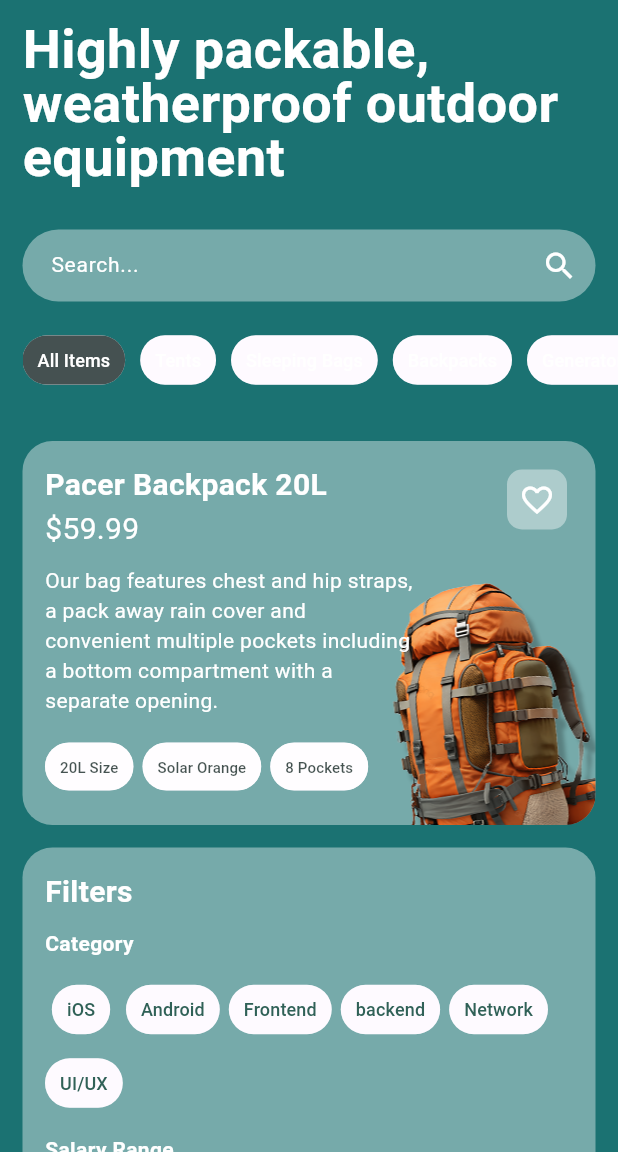
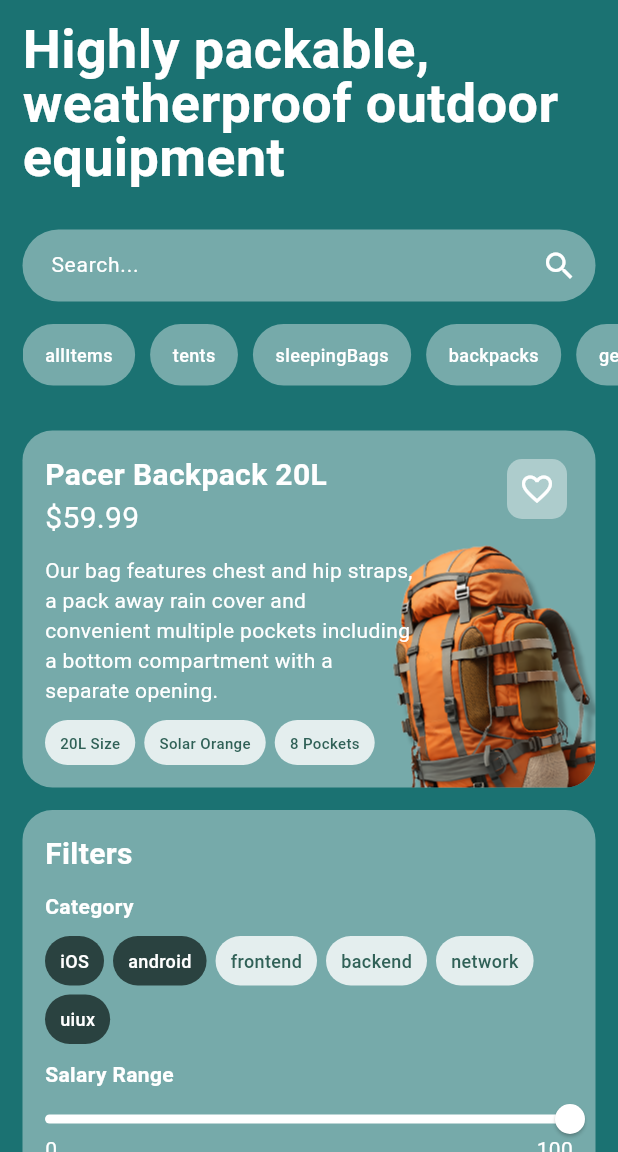
Before and after one commit to Oluwaferanmi-Michael/Danihel-Test, a Flutter app: the screen it shows after launch, on a phone screen of 412 x 824 dp, the part 84-1236 px from its top. Run offline on Flutter 3.47's test engine with Material 3 defaults, Android fonts, the phone set to English and light mode, and no system bars; our stand-ins replace freezed_annotation, get_it.

Commit message:
provider state management

```diff
--- /dev/null
+++ b/daniheltest/lib/core/domain/enums/enums.dart
@@ -0,0 +1,7 @@
+enum Level { entry, mid, staff, senior, manager }
+
+enum ProductCategory { allItems, tents, sleepingBags, backpacks, generators }
+
+enum DeveloperCategory { iOS, android, frontend, backend, network, uiux }
+
+enum ProductTags { entry, mid, staff, senior, manager }
--- /dev/null
+++ b/daniheltest/lib/core/domain/product.dart
@@ -0,0 +1,26 @@
+import 'package:freezed_annotation/freezed_annotation.dart';
+
+part 'product.freezed.dart';
+// part 'product.g.dart';
+
+@freezed
+class Product with _$Product {
+  @override
+  final String title;
+  @override
+  final double price;
+  @override
+  final String description;
+  @override
+  final List<String> productTags;
+  @override
+  bool isFavourite;
+
+  Product({
+    required this.title,
+    required this.price,
+    required this.description,
+    required this.productTags,
+    this.isFavourite = false,
+  });
+}
--- /dev/null
+++ b/daniheltest/lib/core/providers/filter_providers.dart
@@ -0,0 +1,50 @@
+import 'package:daniheltest/core/domain/enums/enums.dart';
+import 'package:flutter/material.dart';
+
+class SalaryRangeProvider with ChangeNotifier {
+  double salaryValue;
+
+  SalaryRangeProvider({this.salaryValue = 100});
+
+  void changeSalary(double value) {
+    salaryValue = value;
+    notifyListeners();
+  }
+}
+
+class LevelProvider with ChangeNotifier {
+  Level level;
+
+  LevelProvider({this.level = Level.mid});
+
+  void changeLevel(level) {
+    this.level = level;
+    notifyListeners();
+  }
+}
+
+class DeveloperCategoryProvider with ChangeNotifier {
+  List<DeveloperCategory> _categories = [
+    DeveloperCategory.uiux,
+    DeveloperCategory.android,
+    DeveloperCategory.iOS,
+  ];
+
+  List<DeveloperCategory> get categories => _categories;
+
+  set categories(DeveloperCategory category) {
+    _categories.add(category);
+    notifyListeners();
+  }
+
+  void addCategories(DeveloperCategory devCategory) {
+    if (categories.contains(devCategory)) {
+      categories.remove(devCategory);
+      notifyListeners();
+    } else {
+      // List<DeveloperCategory> list = [devCategory, ...categories!];
+      categories = devCategory;
+      //  = list;
+    }
+  }
+}
--- /dev/null
+++ b/daniheltest/lib/core/providers/product_provider.dart
@@ -0,0 +1,21 @@
+
+
+import 'package:daniheltest/core/domain/product.dart';
+import 'package:flutter/material.dart';
+
+class ProductProvider with ChangeNotifier {
+  Product _product = Product(
+      title: 'Pacer Backpack 20L', price: 59.99, description: 'Our bag features chest and hip straps, a pack away rain cover and convenient multiple pockets including a bottom compartment with a separate opening.', productTags: ['20L Size', 'Solar Orange', '8 Pockets'], isFavourite: false
+      );
+
+
+  Product get product => _product;
+  set product(Product newProduct) => _product = newProduct;
+
+
+  void changeFavourite(Product newProduct) {
+    product.isFavourite = !product.isFavourite ;
+    product = newProduct.copyWith(isFavourite: !product.isFavourite);
+    notifyListeners();
+  }
+}
--- /dev/null
+++ b/daniheltest/lib/core/providers/user_provider.dart
@@ -0,0 +1,22 @@
+import 'package:daniheltest/core/domain/product.dart';
+import 'package:flutter/material.dart';
+
+class UserProvider with ChangeNotifier {
+  List<Product> _favourites = [];
+
+  List<Product> get favourites => _favourites;
+
+  set favourites(Product product) {
+    _favourites.add(product);
+    notifyListeners();
+  }
+
+  void updateFavourite(Product product) {
+    if (favourites.contains(product)) {
+      _favourites.remove(product);
+      notifyListeners();
+    } else {
+      favourites = product;
+    }
+  }
+}
--- a/daniheltest/lib/injection_container.dart
+++ b/daniheltest/lib/injection_container.dart
@@ -1,4 +1,4 @@
-import 'package:daniheltest/styles/app_text.dart';
+import 'package:daniheltest/util/styles/app_text.dart';
 import 'package:get_it/get_it.dart';
 
 final getIt = GetIt.instance;
--- a/daniheltest/lib/main.dart
+++ b/daniheltest/lib/main.dart
@@ -1,14 +1,29 @@
+import 'package:daniheltest/core/providers/filter_providers.dart';
+import 'package:daniheltest/core/providers/product_provider.dart';
+import 'package:daniheltest/core/providers/user_provider.dart';
 import 'package:daniheltest/injection_container.dart';
 import 'package:daniheltest/page/item_screen.dart';
-import 'package:daniheltest/styles/theme.dart';
+import 'package:daniheltest/util/styles/theme.dart';
 import 'package:daniheltest/widgets/shared/app_scaffold.dart';
 import 'package:flutter/material.dart';
-import 'package:get_it/get_it.dart';
+import 'package:provider/provider.dart';
 
 void main() {
-
   dependencySetup();
-  runApp(const MainApp());
+  runApp(
+    MultiProvider(
+      providers: [
+        ChangeNotifierProvider(create: (context) => UserProvider()),
+        ChangeNotifierProvider(create: (context) => ProductProvider()),
+        ChangeNotifierProvider(create: (context) => SalaryRangeProvider()),
+        ChangeNotifierProvider(create: (context) => LevelProvider()),
+        ChangeNotifierProvider(
+          create: (context) => DeveloperCategoryProvider(),
+        ),
+      ],
+      child: const MainApp(),
+    ),
+  );
 }
 
 class MainApp extends StatelessWidget {
--- a/daniheltest/lib/page/item_screen.dart
+++ b/daniheltest/lib/page/item_screen.dart
@@ -1,6 +1,9 @@
+import 'package:daniheltest/core/domain/enums/enums.dart';
 import 'package:daniheltest/injection_container.dart';
+import 'package:daniheltest/util/styles/colors.dart';
 import 'package:daniheltest/widgets/filter_widget.dart';
 import 'package:daniheltest/widgets/item_description.dart';
+import 'package:daniheltest/widgets/shared/app_chips.dart';
 import 'package:daniheltest/widgets/shared/app_scaffold.dart';
 import 'package:flutter/material.dart';
 
@@ -32,7 +35,7 @@ class _ItemScreenState extends State<ItemScreen> {
           child: Image.asset('assets/images/target_logo_white.png'),
         ),
         leadingWidth: 48,
-        actions: [Icon(Icons.menu, color: Colors.white)],
+        actions: [Icon(Icons.menu, color: AppColors.white)],
       ),
       child: SingleChildScrollView(
         child: Column(
@@ -43,7 +46,7 @@ class _ItemScreenState extends State<ItemScreen> {
               child: Text(
                 'Highly packable, weatherproof outdoor equipment',
                 style: TextStyle(
-                  color: Colors.white,
+                  color: AppColors.white,
                   fontSize: 36,
                   fontWeight: FontWeight.w700,
                   height: 1,
@@ -58,7 +61,7 @@ class _ItemScreenState extends State<ItemScreen> {
                   child: TextField(
                     controller: searchController,
                     keyboardType: TextInputType.text,
-                    cursorColor: Colors.white,
+                    cursorColor: AppColors.white,
                     style: $appTextStyles.paragraph,
                     decoration: InputDecoration(
                       contentPadding: EdgeInsets.symmetric(
@@ -72,7 +75,7 @@ class _ItemScreenState extends State<ItemScreen> {
                       ),
                       filled: true,
                       suffixIcon: Icon(Icons.search),
-                      suffixIconColor: Colors.white,
+                      suffixIconColor: AppColors.white,
                       hintText: 'Search...',
                       hintStyle: $appTextStyles.paragraph,
                       fillColor: Color.fromRGBO(255, 255, 255, 0.4),
@@ -86,28 +89,8 @@ class _ItemScreenState extends State<ItemScreen> {
                     scrollDirection: Axis.horizontal,
                     child: Row(
                       spacing: 10,
-                      children: campingItems
-                          .map(
-                            (e) => ActionChip(
-                              label: Text(e),
-                              color: WidgetStatePropertyAll(
-                                e == 'All Items'
-                                    ? Color.fromRGBO(23, 40, 37, 0.8)
-                                    : Color.from(
-                                        alpha: .4,
-                                        blue: 1,
-                                        green: 1,
-                                        red: 1,
-                                      ),
-                              ),
-
-                              labelStyle: $appTextStyles.mediumTag.copyWith(
-                                color: Colors.white,
-                              ),
-
-                              onPressed: () {},
-                            ),
-                          )
+                      children: ProductCategory.values
+                          .map((e) => AppChips(label: e.name))
                           .toList(),
                     ),
                   ),
@@ -123,11 +106,3 @@ class _ItemScreenState extends State<ItemScreen> {
     );
   }
 }
-
-final campingItems = [
-  'All Items',
-  'Tents',
-  'Sleeping Bags',
-  'Backpacks',
-  'Generators',
-];
--- a/daniheltest/lib/styles/theme.dart
+++ /dev/null
@@ -1,19 +0,0 @@
-import 'package:flutter/material.dart';
-
-final ThemeData appTheme = ThemeData(
-
-  chipTheme: ChipThemeData(
-    selectedColor: Color.fromRGBO(23, 40, 37, 0.8),
-
-    padding: EdgeInsets.symmetric(vertical: 8, horizontal: 10),
-    shape: StadiumBorder(),
-    backgroundColor: Color.fromRGBO(255, 255, 255, 0.8),
-    side: BorderSide.none,
-    labelPadding: EdgeInsets.zero,
-  ),
-
-  radioTheme: RadioThemeData(
-    fillColor: WidgetStateProperty.all(Colors.white),
-    backgroundColor: WidgetStateProperty.all(Colors.white),
-  ),
-);
--- /dev/null
+++ b/daniheltest/lib/util/constants/strings.dart
@@ -0,0 +1,12 @@
+
+import 'package:flutter/foundation.dart';
+
+@immutable
+class Strings{
+const Strings._();
+
+static const header = 'Highly packable, weatherproof outdoor equipment';
+static const item = 'Pacer Backpack 20L';
+static const itemPrice = '\$59.99';
+static const itemDescription = 'Our bag features chest and hip straps, a pack away rain cover and convenient multiple pockets including a bottom compartment with a separate opening.';
+}
--- a/daniheltest/lib/styles/app_text.dart
+++ b/daniheltest/lib/util/styles/app_text.dart
@@ -47,6 +47,7 @@ class AppText {
   late final TextStyle mediumTag = _createFont(
     TextStyle(color: Color(0xFF306157)),
     fontSize: 12,
+    fontWeight: FontWeight.w500,
   );
   late final TextStyle paragraph = _createFont(
     TextStyle(color: Colors.white),
--- /dev/null
+++ b/daniheltest/lib/util/styles/colors.dart
@@ -0,0 +1,10 @@
+import 'package:flutter/material.dart';
+
+class AppColors {
+  static const scaffoldBackground = Color.fromRGBO(27, 114, 114, 1);
+  static const whiteBackground40 = Color.fromRGBO(255, 255, 255, .4);
+  static const whiteBackground80 = Color.fromRGBO(255, 255, 255, .8);
+  static const greenCTA = Color.fromRGBO(23, 40, 37, 0.8);
+  static const tagColor = Color(0xFF306157);
+  static const white = Colors.white;
+}
--- /dev/null
+++ b/daniheltest/lib/util/styles/theme.dart
@@ -0,0 +1,12 @@
+import 'package:daniheltest/util/styles/colors.dart';
+import 'package:flutter/material.dart';
+
+final ThemeData appTheme = ThemeData(
+
+
+  radioTheme: RadioThemeData(
+    fillColor: WidgetStateProperty.all(AppColors.white),
+
+
+  ),
+);
--- a/daniheltest/lib/widgets/filter_widget.dart
+++ b/daniheltest/lib/widgets/filter_widget.dart
@@ -1,5 +1,10 @@
+import 'package:daniheltest/core/domain/enums/enums.dart';
+import 'package:daniheltest/core/providers/filter_providers.dart';
 import 'package:daniheltest/injection_container.dart';
+import 'package:daniheltest/util/styles/colors.dart';
+import 'package:daniheltest/widgets/shared/app_chips.dart';
 import 'package:flutter/material.dart';
+import 'package:provider/provider.dart';
 
 class FilterWidget extends StatelessWidget {
   const FilterWidget({super.key});
@@ -19,21 +24,47 @@ class FilterWidget extends StatelessWidget {
         crossAxisAlignment: CrossAxisAlignment.start,
         children: [
           Text('Filters', style: $appTextStyles.h2),
+          Column(
+            spacing: 10,
+            crossAxisAlignment: CrossAxisAlignment.start,
+            children: [
               Text('Category', style: $appTextStyles.h3),
 
               //
               Wrap(
                 spacing: 6,
-            runSpacing: 1,
-            children: category
-                .map(
-                  (e) => FilterChip(
-                    backgroundColor: Color.fromRGBO(255, 255, 255, .4),
-                    onSelected: (value) {},
-                    label: Text(e, style: $appTextStyles.mediumTag),
+                runSpacing: 6,
+                children: DeveloperCategory.values.map((e) {
+                  final categories = context
+                      .watch<DeveloperCategoryProvider>()
+                      .categories;
+
+                  Color color = categories.contains(e)
+                      ? AppColors.greenCTA
+                      : AppColors.whiteBackground80;
+
+                  Color labelColor = categories.contains(e)
+                      ? AppColors.white
+                      : AppColors.tagColor;
+
+                  return AppChips(
+                    onTap: () {
+                      context.read<DeveloperCategoryProvider>().addCategories(
+                        e,
+                      );
+                    },
+                    label: e.name,
+                    backgroundColor: color,
+                    labelColor: labelColor,
+                    labelStyle: $appTextStyles.mediumTag,
+                    labelPadding: EdgeInsets.symmetric(
+                      horizontal: 10,
+                      vertical: 8,
                     ),
-                )
-                .toList(),
+                  );
+                }).toList(),
+              ),
+            ],
           ),
 
           //
@@ -43,12 +74,14 @@ class FilterWidget extends StatelessWidget {
             children: [
               Slider(
                 padding: EdgeInsets.zero,
-                value: 25,
-                onChanged: (value) {},
+                value: context.watch<SalaryRangeProvider>().salaryValue,
+                onChanged: (value) {
+                  context.read<SalaryRangeProvider>().changeSalary(value);
+                },
                 divisions: 7,
                 min: 0,
                 max: 100,
-                activeColor: Colors.white,
+                activeColor: AppColors.white,
                 secondaryActiveColor: Color.fromRGBO(255, 255, 255, 0.4),
               ),
               Row(
@@ -64,20 +97,20 @@ class FilterWidget extends StatelessWidget {
           //
           Text('Level', style: $appTextStyles.h3),
           Wrap(
-            children: level
+            children: Level.values
                 .map(
-                  (e) => Row(
+                  (e) => RadioGroup<Level>(
+                    groupValue: context.watch<LevelProvider>().level,
+                    onChanged: (value) {
+                      context.read<LevelProvider>().changeLevel(value);
+                    },
+                    child: Row(
                       mainAxisSize: MainAxisSize.min,
                       children: [
-                      Radio(
-                        value: e,
-                        // activeColor: Colors.white,
-
-                        // fillColor: WidgetStatePropertyAll(Colors.white),
-                        // enabled: true,
+                        Radio(value: e),
+                        Text(e.name, style: $appTextStyles.paragraph),
+                      ],
                     ),
-                      Text(e, style: $appTextStyles.paragraph),
-                    ],
                   ),
                 )
                 .toList(),
@@ -101,7 +134,7 @@ class FilterWidget extends StatelessWidget {
                     backgroundColor: WidgetStateProperty.all(
                       Color.fromRGBO(23, 40, 37, 0.8),
                     ),
-                    foregroundColor: WidgetStateProperty.all(Colors.white),
+                    foregroundColor: WidgetStateProperty.all(AppColors.white),
                     shape: WidgetStateProperty.all(StadiumBorder()),
                   ),
                   child: Text('Save', style: $appTextStyles.button),
@@ -114,6 +147,3 @@ class FilterWidget extends StatelessWidget {
     );
   }
 }
-
-final category = ['iOS', 'Android', 'Frontend', 'backend', 'Network', 'UI/UX'];
-final level = ['Entry', 'Mid', 'Staff', 'Senior', 'Manager'];
--- a/daniheltest/lib/widgets/item_description.dart
+++ b/daniheltest/lib/widgets/item_description.dart
@@ -1,11 +1,19 @@
+import 'package:daniheltest/core/providers/product_provider.dart';
+import 'package:daniheltest/core/providers/user_provider.dart';
+
 import 'package:daniheltest/injection_container.dart';
+import 'package:daniheltest/util/styles/colors.dart';
+import 'package:daniheltest/widgets/shared/app_chips.dart';
 import 'package:flutter/material.dart';
+import 'package:provider/provider.dart';
 
 class ItemDescription extends StatelessWidget {
   const ItemDescription({super.key});
 
   @override
   Widget build(BuildContext context) {
+    final productDetail = context.watch<ProductProvider>().product;
+    final userFavourites = context.watch<UserProvider>().favourites;
     return Container(
       margin: EdgeInsets.symmetric(horizontal: 15),
       decoration: BoxDecoration(
@@ -38,18 +46,29 @@ class ItemDescription extends StatelessWidget {
                       crossAxisAlignment: CrossAxisAlignment.start,
                       mainAxisSize: MainAxisSize.min,
                       children: [
-                        Text('Pacer Backpack 20L', style: $appTextStyles.h2),
-                        Text('\$59.99', style: $appTextStyles.h2_2),
+                        Text(productDetail.title, style: $appTextStyles.h2),
+                        Text(
+                          '\$${productDetail.price}',
+                          style: $appTextStyles.h2_2,
+                        ),
                       ],
                     ),
                     IconButton(
-                      onPressed: () {},
-                      icon: Icon(Icons.favorite_border_outlined),
+                      onPressed: () {
+                        context.read<UserProvider>().updateFavourite(
+                          productDetail,
+                        );
+                      },
+                      icon: userFavourites.contains(productDetail)
+                          ? Icon(Icons.favorite)
+                          : Icon(Icons.favorite_border_outlined),
                       style: ButtonStyle(
                         backgroundColor: WidgetStateProperty.all(
                           Color.fromRGBO(255, 255, 255, .4),
                         ),
-                        foregroundColor: WidgetStateProperty.all(Colors.white),
+                        foregroundColor: WidgetStateProperty.all(
+                          AppColors.white,
+                        ),
                         shape: WidgetStateProperty.all(
                           RoundedRectangleBorder(
                             borderRadius: BorderRadiusGeometry.circular(10),
@@ -62,7 +81,7 @@ class ItemDescription extends StatelessWidget {
                 SizedBox(
                   width: MediaQuery.sizeOf(context).width * .6,
                   child: Text(
-                    'Our bag features chest and hip straps, a pack away rain cover and convenient multiple pockets including a bottom compartment with a separate opening.',
+                    productDetail.description,
                     style: $appTextStyles.paragraph,
                   ),
                 ),
@@ -70,10 +89,17 @@ class ItemDescription extends StatelessWidget {
                 //
                 Wrap(
                   spacing: 6,
-                  children: category
+                  children: productDetail.productTags
                       .map(
-                        (e) => Chip(
-                          label: Text(e, style: $appTextStyles.smallTag),
+                        (e) => AppChips(
+                          label: e,
+                          backgroundColor: AppColors.whiteBackground80,
+                          labelColor: AppColors.tagColor,
+                          labelStyle: $appTextStyles.smallTag,
+                          labelPadding: EdgeInsets.symmetric(
+                            horizontal: 10,
+                            vertical: 8,
+                          ),
                         ),
                       )
                       .toList(),
@@ -90,5 +116,3 @@ class ItemDescription extends StatelessWidget {
     );
   }
 }
-
-final category = ['20L Size', 'Solar Orange', '8 Pockets'];
--- /dev/null
+++ b/daniheltest/lib/widgets/shared/app_chips.dart
@@ -0,0 +1,50 @@
+import 'package:daniheltest/injection_container.dart';
+import 'package:daniheltest/util/styles/colors.dart';
+import 'package:flutter/material.dart';
+
+class AppChips extends StatelessWidget {
+  const AppChips({
+    super.key,
+    this.onTap,
+    required this.label,
+    this.labelStyle,
+    this.labelColor = AppColors.white,
+    this.backgroundColor = AppColors.whiteBackground40,
+    this.isSelected = false,
+    this.labelPadding = const EdgeInsets.symmetric(horizontal: 15, vertical: 12),
+    this.onSelected,
+  });
+
+  final String label;
+  final void Function()? onTap;
+  final void Function({bool selected})? onSelected;
+  final TextStyle? labelStyle;
+  final Color? backgroundColor;
+  final Color? labelColor;
+
+  final bool? isSelected;
+
+  final EdgeInsets? labelPadding;
+
+  void select() => onSelected;
+
+  @override
+  Widget build(BuildContext context) {
+    return GestureDetector(
+      onTap: onTap,
+      child: Container(
+        padding: labelPadding,
+        decoration: BoxDecoration(
+          borderRadius: BorderRadius.circular(32),
+          color: backgroundColor,
+        ),
+        child: Text(
+          label,
+          style:
+              labelStyle?.copyWith(color: labelColor) ??
+              $appTextStyles.mediumTag.copyWith(color: AppColors.white),
+        ),
+      ),
+    );
+  }
+}
--- a/daniheltest/lib/widgets/shared/app_scaffold.dart
+++ b/daniheltest/lib/widgets/shared/app_scaffold.dart
@@ -1,3 +1,4 @@
+import 'package:daniheltest/util/styles/colors.dart';
 import 'package:flutter/material.dart';
 
 class AppScaffold extends StatelessWidget {
@@ -22,7 +23,7 @@ class AppScaffold extends StatelessWidget {
           ),
         ),
         Scaffold(
-          backgroundColor: Color.fromRGBO(27, 114, 114, 1),
+          backgroundColor: AppColors.scaffoldBackground,
 
           appBar: appBar,
           body: child,
--- a/daniheltest/pubspec.yaml
+++ b/daniheltest/pubspec.yaml
@@ -12,14 +12,15 @@ dependencies:
   freezed: ^3.2.0
   get_it: ^8.2.0
   google_fonts: ^6.3.1
-  mockito: ^5.5.0
+  # mockito: ^5.5.0
   provider: ^6.1.5+1
+  freezed_annotation: ^3.1.0
 
 dev_dependencies:
   flutter_test:
     sdk: flutter
   flutter_lints: ^5.0.0
-  freezed_annotation: ^3.1.0
+
   build_runner: ^2.7.0
 
 flutter:
```
Also changed, not shown: daniheltest/lib/core/domain/product.freezed.dart (added), daniheltest/pubspec.lock. Lines whose indentation alone changed are shown as unchanged.
